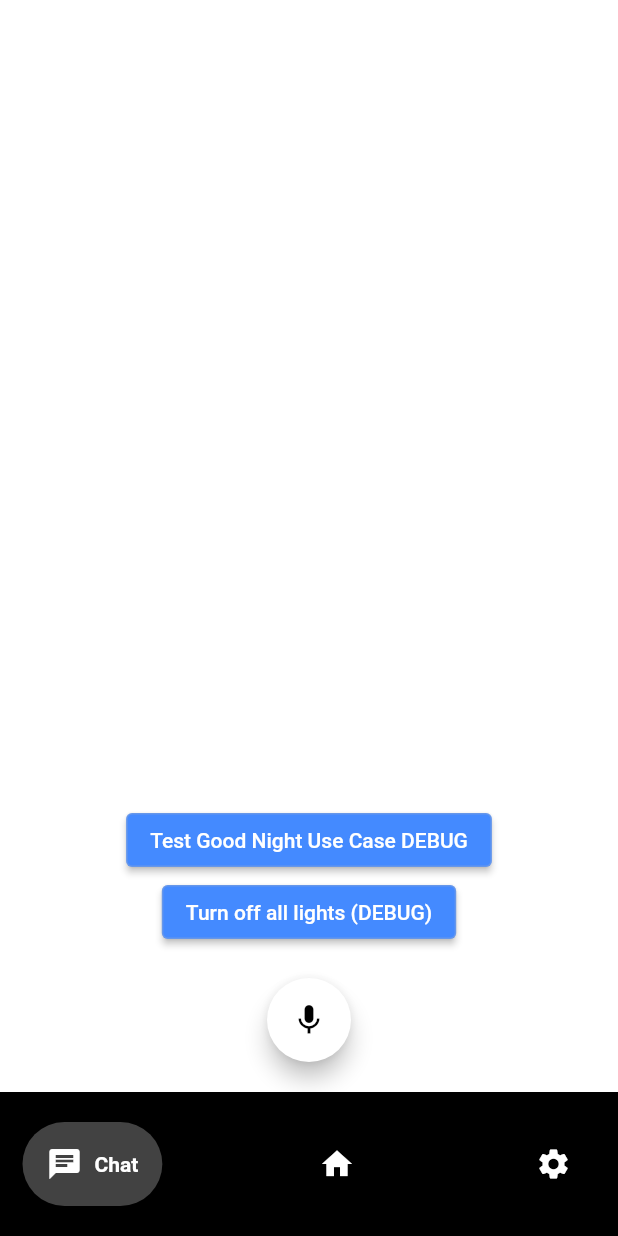
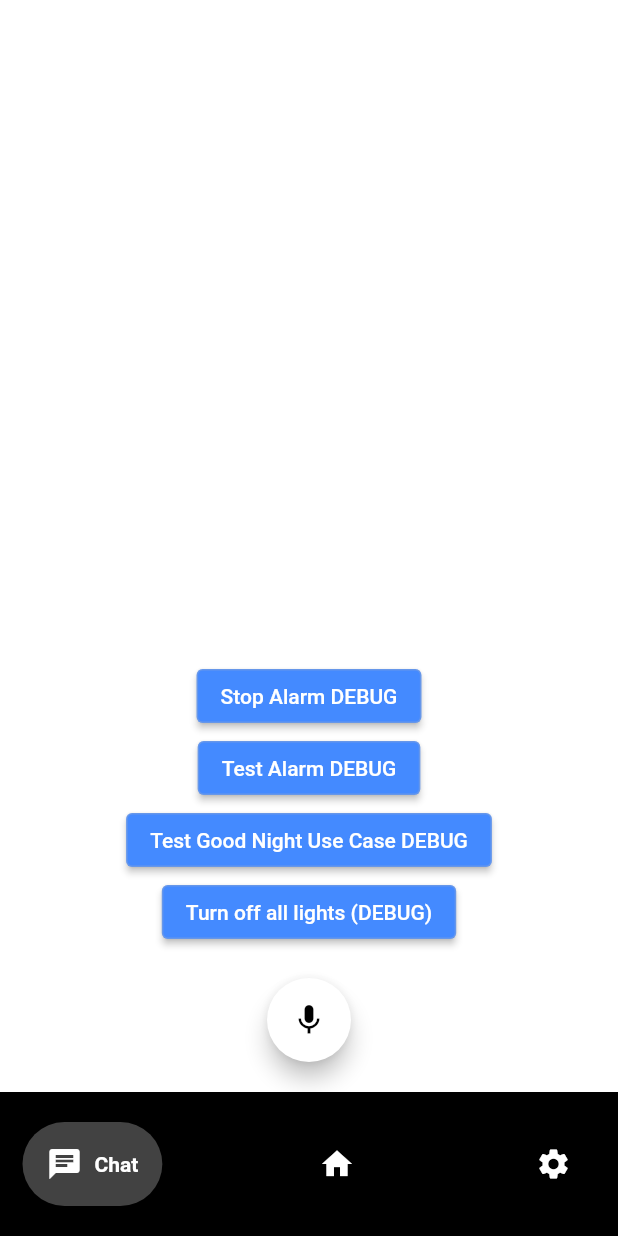
Before and after one commit to ASWE-PDA/Personal-Digital-Agent, a Flutter app: the screen it shows after launch, after a tap on "Test Good Night Use Case DEBUG", on a phone screen of 412 x 824 dp. Run offline on Flutter 3.47's test engine with Material 2 defaults, Android fonts, the phone set to English and light mode, and no system bars; drawn by our look-alikes of google_nav_bar; our stand-ins replace flutter_tts, shared_preferences; missing offline and left inert: alarm.

Commit message:
add alarm service

```diff
--- /dev/null
+++ b/lib/Services/Alarm/alarm_service.dart
@@ -0,0 +1,21 @@
+import 'package:alarm/alarm.dart';
+
+setAlarmByDateTime(DateTime dateTime) async {
+  final alarmSettings = AlarmSettings(
+    id: 1,
+    dateTime: dateTime,
+    assetAudioPath: 'assets/audio/audience_of_one.mp3',
+    loopAudio: false,
+    vibrate: true,
+    fadeDuration: 3.0,
+    notificationTitle: 'Good Morning"',
+    notificationBody: 'I wish you a wonderful morning!',
+    enableNotificationOnKill: true,
+  );
+
+  await Alarm.set(alarmSettings: alarmSettings);
+}
+
+stopAlarm() async {
+  await Alarm.stop(1);
+}
--- a/lib/UseCases/good_night_use_case.dart
+++ b/lib/UseCases/good_night_use_case.dart
@@ -1,5 +1,9 @@
+import 'package:luna/Services/Alarm/alarm_service.dart';
+import 'package:luna/Services/SmartHome/bridge_model.dart';
 import 'package:luna/Services/SmartHome/smart_home_service.dart';
 import 'package:luna/UseCases/use_case.dart';
+import 'package:flutter_tts/flutter_tts.dart';
+import 'package:provider/provider.dart';
 
 class GoodNightUseCase implements UseCase {
   List<String> goodNightTriggerWords = ["good night", "night"];
@@ -7,28 +11,37 @@ class GoodNightUseCase implements UseCase {
   List<String> sleepPlaylistTriggerWords = ["music", "playlist", "spotify"];
   List<String> alarmTriggerWords = ["alarm", "wake up", "wake me up"];
 
+  FlutterTts flutterTts = FlutterTts();
+
   @override
   Map<String, dynamic> settings = {};
 
-  GoodNightUseCase(this.settings);
+  GoodNightUseCase(this.settings) {
+    flutterTts.setLanguage("en-US");
+  }
 
   @override
-  String execute(String trigger) {
+  void execute(String trigger) {
     if (goodNightTriggerWords.any((element) => trigger.contains(element))) {
       print("triggered good night case");
-      return wishGoodNight();
+      wishGoodNight();
+      return;
     } else if (lightTriggerWords.any((element) => trigger.contains(element))) {
       print("triggered light case");
-      return turnOffLights();
+      turnOffLights();
+      return;
     } else if (sleepPlaylistTriggerWords
         .any((element) => trigger.contains(element))) {
       print("triggered sleep playlist case");
-      return startSleepPlayList();
+      startSleepPlayList();
+      return;
     } else if (alarmTriggerWords.any((element) => trigger.contains(element))) {
       print("triggered alarm case");
-      return setAlarm();
+      setAlarm();
+      return;
     }
-    return "I don't know what you want";
+    flutterTts.speak("I don't know what you want");
+    return;
   }
 
   @override
@@ -63,13 +76,19 @@ class GoodNightUseCase implements UseCase {
     return "I started your sleep playlist";
   }
 
-  String setAlarm() {
-    print("setting alarm");
-    return "I set your alarm";
+  void askForWakeUpTime() {
+    flutterTts.speak("When do you want to wake up tomorrow?");
   }
 
-  String wishGoodNight() {
+  void setAlarm() {
+    DateTime dateTime = DateTime.now().add(Duration(seconds: 10));
+    setAlarmByDateTime(dateTime);
+    flutterTts.speak(
+        "I set your alarm to ${dateTime.hour}:${dateTime.minute} tomorrow");
+  }
+
+  void wishGoodNight() {
     print("wishing good night");
-    return "Good night. Sleep Well.";
+    flutterTts.speak("Good Night. Sleep Well.");
   }
 }
--- a/lib/UseCases/use_case.dart
+++ b/lib/UseCases/use_case.dart
@@ -5,7 +5,7 @@ abstract class UseCase {
   Map<String, dynamic> settings = {};
 
   /// method that is called by the state machine to execute use case
-  String execute(String trigger);
+  void execute(String trigger);
 
   /// method that triggers use case proactively
   bool checkTrigger();
--- a/lib/chat.dart
+++ b/lib/chat.dart
@@ -1,5 +1,6 @@
 import 'package:flutter/material.dart';
 import 'package:flutter_tts/flutter_tts.dart';
+import 'package:luna/Services/Alarm/alarm_service.dart';
 import 'package:luna/Services/SmartHome/smart_home_service.dart';
 import 'package:luna/Services/SmartHome/bridge_model.dart';
 import 'package:luna/UseCases/good_night_use_case.dart';
@@ -41,12 +42,19 @@ class _ChatPageState extends State<ChatPage> {
         children: [
           ElevatedButton(
               onPressed: () async {
+                stopAlarm();
+              },
+              child: Text("Stop Alarm DEBUG")),
+          ElevatedButton(
+              onPressed: () async {
+                setAlarmByDateTime(DateTime.now().add(Duration(seconds: 10)));
+              },
+              child: Text("Test Alarm DEBUG")),
+          ElevatedButton(
+              onPressed: () async {
                 GoodNightUseCase goodNightUseCase =
                     GoodNightUseCase({"ip": ip, "user": user});
-                String text = goodNightUseCase.execute("good night");
-                await flutterTts.setLanguage("en-US");
-                // await flutterTts.setVoice({"name": "Karen", "locale": "en-US"});
-                flutterTts.speak(text);
+                goodNightUseCase.execute("wake me up at 10 am");
               },
               child: Text("Test Good Night Use Case DEBUG")),
           ElevatedButton(
--- a/pubspec.yaml
+++ b/pubspec.yaml
@@ -19,6 +19,8 @@ dependencies:
   http:
   flutter_tts: ^3.6.2
   spotify_sdk:
+  alarm: ^0.2.9
+  flutter_local_notifications: ^13.0.0
 
 dev_dependencies:
   flutter_test:
@@ -31,3 +33,4 @@ flutter:
 
   assets:
     - assets/images/
+    - assets/audio/
```
